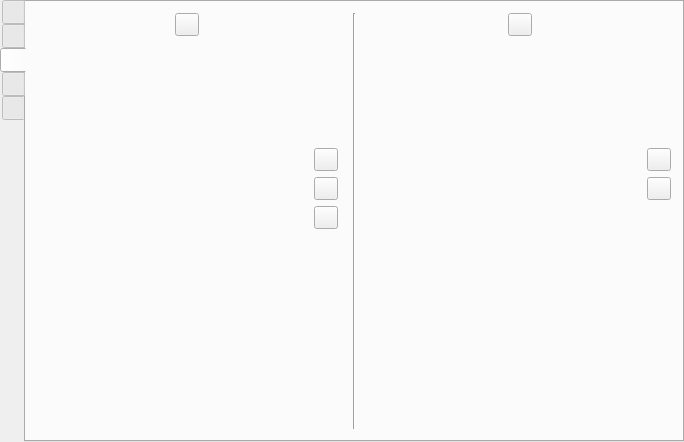
Above: src/formMainWindow.ui from vkohaupt/vokoscreenNG before the change. Below: the same form after it.
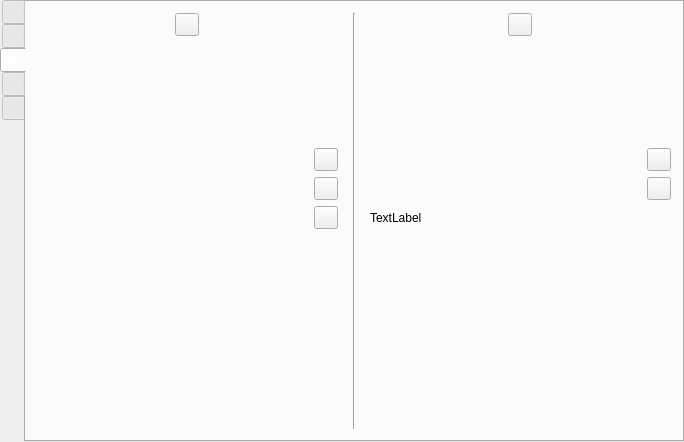
That is the form after the change. Icons and pictures are not drawn.

What changed in the file:
```diff
--- a/src/formMainWindow.ui
+++ b/src/formMainWindow.ui
@@ -3223,6 +3223,20 @@
             </layout>
            </widget>
           </item>
+          <item row="6" column="6" colspan="4">
+           <layout class="QHBoxLayout" name="horizontalLayout_47">
+            <item>
+             <widget class="QLabel" name="label_32">
+              <property name="text">
+               <string>TextLabel</string>
+              </property>
+             </widget>
+            </item>
+            <item>
+             <layout class="QHBoxLayout" name="horizontalLayoutHaloHole"/>
+            </item>
+           </layout>
+          </item>
          </layout>
         </item>
        </layout>
```
